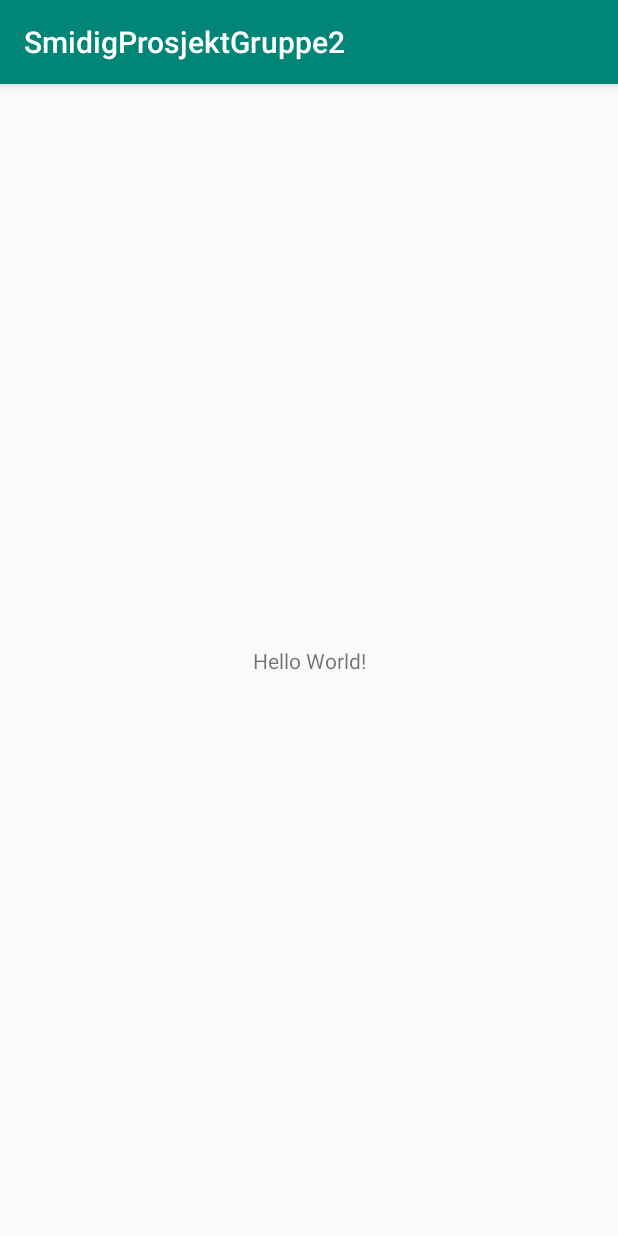
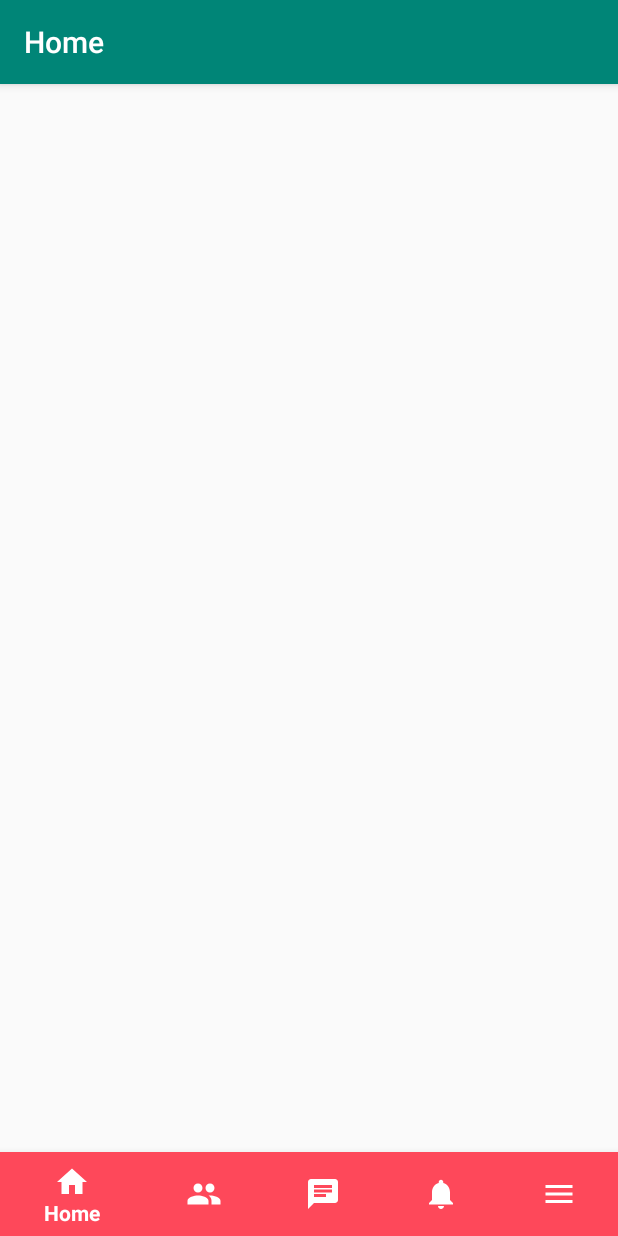
Before and after one commit to CaptainMomon/SmidigProsjektGruppe2, an Android app: the MainActivity screen opened directly, with no data from a screen before it, on a phone screen of 412 x 824 dp. Run offline under Robolectric (Android 15) with nearby library versions, the phone set to English and light mode, and no system bars.

Commit message:
navigasjons bar

```diff
--- a/app/build.gradle
+++ b/app/build.gradle
@@ -21,7 +21,9 @@
 dependencies {
     implementation fileTree(dir: 'libs', include: ['*.jar'])
     implementation 'com.android.support:appcompat-v7:28.0.0'
+    implementation 'com.android.support:design:28.0.0'
     implementation 'com.android.support.constraint:constraint-layout:1.1.3'
+    implementation 'com.android.support:support-v4:28.0.0'
     testImplementation 'junit:junit:4.12'
     androidTestImplementation 'com.android.support.test:runner:1.0.2'
     androidTestImplementation 'com.android.support.test.espresso:espresso-core:3.0.2'
--- a/app/src/main/java/com/smidigprosjekt/matias/smidigprosjektgruppe2/MainActivity.java
+++ b/app/src/main/java/com/smidigprosjekt/matias/smidigprosjektgruppe2/MainActivity.java
@@ -1,13 +1,52 @@
 package com.smidigprosjekt.matias.smidigprosjektgruppe2;
 
+import android.support.annotation.NonNull;
+import android.support.design.widget.BottomNavigationView;
+import android.support.v7.app.ActionBar;
 import android.support.v7.app.AppCompatActivity;
 import android.os.Bundle;
+import android.view.MenuItem;
 
 public class MainActivity extends AppCompatActivity {
+
+    private ActionBar toolbar;
 
     @Override
     protected void onCreate(Bundle savedInstanceState) {
         super.onCreate(savedInstanceState);
         setContentView(R.layout.activity_main);
+
+        toolbar = getSupportActionBar();
+
+        BottomNavigationView navigation = (BottomNavigationView) findViewById(R.id.navigation);
+        navigation.setOnNavigationItemSelectedListener(mOnNavigationItemSelectedListener);
+
+        toolbar.setTitle("Home");
     }
+    private BottomNavigationView.OnNavigationItemSelectedListener mOnNavigationItemSelectedListener
+            = new BottomNavigationView.OnNavigationItemSelectedListener() {
+        @Override
+        public boolean onNavigationItemSelected(@NonNull MenuItem item) {
+            switch (item.getItemId()) {
+                case R.id.bottombaritem_home:
+                    toolbar.setTitle("Home");
+                    return true;
+                case R.id.bottombaritem_groups:
+                    toolbar.setTitle("Group");
+                    return true;
+                case R.id.bottombaritem_chat:
+                    toolbar.setTitle("Chat");
+                    return true;
+                case R.id.bottombaritem_notifications:
+                    toolbar.setTitle("Notifications");
+                    return true;
+                case R.id.bottombaritem_drawermenu:
+                    toolbar.setTitle("Menu");
+                    return true;
+            }
+            return false;
+        }
+    };
+
+
 }
--- /dev/null
+++ b/app/src/main/res/drawable/ic_chat_black_24dp.xml
@@ -0,0 +1,9 @@
+<vector xmlns:android="http://schemas.android.com/apk/res/android"
+        android:width="24dp"
+        android:height="24dp"
+        android:viewportWidth="24.0"
+        android:viewportHeight="24.0">
+    <path
+        android:fillColor="#FF000000"
+        android:pathData="M20,2L4,2c-1.1,0 -1.99,0.9 -1.99,2L2,22l4,-4h14c1.1,0 2,-0.9 2,-2L22,4c0,-1.1 -0.9,-2 -2,-2zM6,9h12v2L6,11L6,9zM14,14L6,14v-2h8v2zM18,8L6,8L6,6h12v2z"/>
+</vector>
--- /dev/null
+++ b/app/src/main/res/drawable/ic_group_black_24dp.xml
@@ -0,0 +1,9 @@
+<vector xmlns:android="http://schemas.android.com/apk/res/android"
+        android:width="24dp"
+        android:height="24dp"
+        android:viewportWidth="24.0"
+        android:viewportHeight="24.0">
+    <path
+        android:fillColor="#FF000000"
+        android:pathData="M16,11c1.66,0 2.99,-1.34 2.99,-3S17.66,5 16,5c-1.66,0 -3,1.34 -3,3s1.34,3 3,3zM8,11c1.66,0 2.99,-1.34 2.99,-3S9.66,5 8,5C6.34,5 5,6.34 5,8s1.34,3 3,3zM8,13c-2.33,0 -7,1.17 -7,3.5L1,19h14v-2.5c0,-2.33 -4.67,-3.5 -7,-3.5zM16,13c-0.29,0 -0.62,0.02 -0.97,0.05 1.16,0.84 1.97,1.97 1.97,3.45L17,19h6v-2.5c0,-2.33 -4.67,-3.5 -7,-3.5z"/>
+</vector>
--- /dev/null
+++ b/app/src/main/res/drawable/ic_home_black_24dp.xml
@@ -0,0 +1,9 @@
+<vector xmlns:android="http://schemas.android.com/apk/res/android"
+        android:width="24dp"
+        android:height="24dp"
+        android:viewportWidth="24.0"
+        android:viewportHeight="24.0">
+    <path
+        android:fillColor="#FF000000"
+        android:pathData="M10,20v-6h4v6h5v-8h3L12,3 2,12h3v8z"/>
+</vector>
--- /dev/null
+++ b/app/src/main/res/drawable/ic_menu_black_24dp.xml
@@ -0,0 +1,9 @@
+<vector xmlns:android="http://schemas.android.com/apk/res/android"
+        android:width="24dp"
+        android:height="24dp"
+        android:viewportWidth="24.0"
+        android:viewportHeight="24.0">
+    <path
+        android:fillColor="#FF000000"
+        android:pathData="M3,18h18v-2L3,16v2zM3,13h18v-2L3,11v2zM3,6v2h18L21,6L3,6z"/>
+</vector>
--- /dev/null
+++ b/app/src/main/res/drawable/ic_notifications_black_24dp.xml
@@ -0,0 +1,9 @@
+<vector xmlns:android="http://schemas.android.com/apk/res/android"
+        android:width="24dp"
+        android:height="24dp"
+        android:viewportWidth="24.0"
+        android:viewportHeight="24.0">
+    <path
+        android:fillColor="#FF000000"
+        android:pathData="M12,22c1.1,0 2,-0.9 2,-2h-4c0,1.1 0.89,2 2,2zM18,16v-5c0,-3.07 -1.64,-5.64 -4.5,-6.32L13.5,4c0,-0.83 -0.67,-1.5 -1.5,-1.5s-1.5,0.67 -1.5,1.5v0.68C7.63,5.36 6,7.92 6,11v5l-2,2v1h16v-1l-2,-2z"/>
+</vector>
--- a/app/src/main/res/layout/activity_main.xml
+++ b/app/src/main/res/layout/activity_main.xml
@@ -6,13 +6,25 @@
     android:layout_height="match_parent"
     tools:context=".MainActivity">
 
-    <TextView
-        android:layout_width="wrap_content"
+    <FrameLayout
+        android:id="@+id/frame_container"
+        android:layout_width="match_parent"
+        android:layout_height="match_parent"
+        app:layout_behavior="@string/appbar_scrolling_view_behavior" />
+
+    <android.support.design.widget.BottomNavigationView
+        android:id="@+id/navigation"
+        android:layout_width="match_parent"
         android:layout_height="wrap_content"
-        android:text="Hello World!"
+        android:layout_gravity="bottom"
+        android:background="?android:attr/windowBackground"
+        android:foreground="?attr/selectableItemBackground"
+        app:itemBackground="@color/bgBottomNavigation"
+        app:itemIconTint="@android:color/white"
+        app:itemTextColor="@android:color/white"
         app:layout_constraintBottom_toBottomOf="parent"
-        app:layout_constraintLeft_toLeftOf="parent"
-        app:layout_constraintRight_toRightOf="parent"
-        app:layout_constraintTop_toTopOf="parent" />
+        app:menu="@menu/navigation"
+        tools:layout_editor_absoluteX="0dp" />
+
 
 </android.support.constraint.ConstraintLayout>
--- /dev/null
+++ b/app/src/main/res/menu/navigation.xml
@@ -0,0 +1,34 @@
+<?xml version="1.0" encoding="utf-8"?>
+<menu xmlns:android="http://schemas.android.com/apk/res/android"
+    xmlns:app="http://schemas.android.com/apk/res-auto">
+
+    <item
+        android:id="@+id/bottombaritem_home"
+        android:icon="@drawable/ic_home_black_24dp"
+        android:title="@string/title_home"
+        app:showAsAction="ifRoom"/>
+
+    <item
+        android:id="@+id/bottombaritem_groups"
+        android:icon="@drawable/ic_group_black_24dp"
+        android:title="@string/title_groups"
+        app:showAsAction="ifRoom"/>
+
+    <item
+        android:id="@+id/bottombaritem_chat"
+        android:icon="@drawable/ic_chat_black_24dp"
+        android:title="@string/title_chat"
+        app:showAsAction="ifRoom"/>
+    <item
+        android:id="@+id/bottombaritem_notifications"
+        android:icon="@drawable/ic_notifications_black_24dp"
+        android:title="@string/title_notifications"
+        app:showAsAction="ifRoom"/>
+
+    <item
+        android:id="@+id/bottombaritem_drawermenu"
+        android:icon="@drawable/ic_menu_black_24dp"
+        android:title="@string/title_menu"
+        app:showAsAction="ifRoom"/>
+
+</menu>
--- a/app/src/main/res/values/colors.xml
+++ b/app/src/main/res/values/colors.xml
@@ -3,4 +3,5 @@
     <color name="colorPrimary">#008577</color>
     <color name="colorPrimaryDark">#00574B</color>
     <color name="colorAccent">#D81B60</color>
+    <color name="bgBottomNavigation">#fe485a</color>
 </resources>
--- a/app/src/main/res/values/strings.xml
+++ b/app/src/main/res/values/strings.xml
@@ -1,3 +1,11 @@
 <resources>
     <string name="app_name">SmidigProsjektGruppe2</string>
+    <string name="title_home">Home</string>
+    <string name="title_groups">Groups</string>
+    <string name="title_chat">Chats</string>
+    <string name="title_notifications">Notifications</string>
+    <string name="title_menu">Menu</string>
+
+    <!-- TODO: Remove or change this placeholder text -->
+    <string name="hello_blank_fragment">Hello blank fragment</string>
 </resources>
```
Also changed, not shown: app/src/main/java/com/smidigprosjekt/matias/smidigprosjektgruppe2/Chat_fragment.java (added, +108 -0 lines), app/src/main/java/com/smidigprosjekt/matias/smidigprosjektgruppe2/Group_fragment.java (added, +108 -0 lines), app/src/main/java/com/smidigprosjekt/matias/smidigprosjektgruppe2/Home_fragment.java (added, +108 -0 lines), app/src/main/java/com/smidigprosjekt/matias/smidigprosjektgruppe2/Notification_fragment.java (added, +108 -0 lines), app/src/main/res/layout/fragment_chat_fragment.xml (added, +14 -0 lines), app/src/main/res/layout/fragment_group_fragment.xml (added, +14 -0 lines), app/src/main/res/layout/fragment_home_.xml (added, +14 -0 lines), app/src/main/res/layout/fragment_home_fragment.xml (added, +14 -0 lines), app/src/main/res/layout/fragment_notification_fragment.xml (added, +14 -0 lines).
